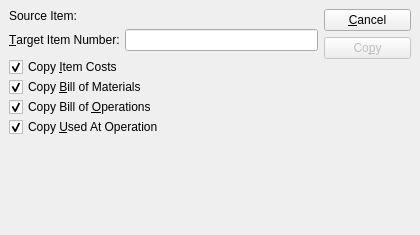
Before: the Qt Designer form xtuple/trunk/guiclient/copyItem.ui in WooodHead/xtuple, drawn with Qt 5.
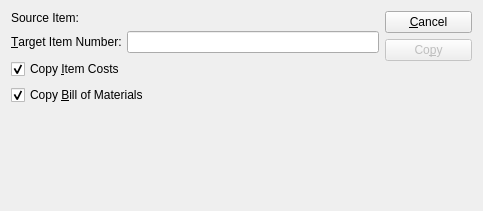
After: the same form once the commit is applied. Custom widgets are drawn as their Qt base class.

Commit message: issue #8333 - copyItem support for xtmfg-specific functionality

Patch:
```diff
--- a/xtuple/trunk/guiclient/copyItem.ui
+++ b/xtuple/trunk/guiclient/copyItem.ui
@@ -9,39 +9,24 @@
 to be bound by its terms.</comment>
  <exportmacro></exportmacro>
  <class>copyItem</class>
- <widget class="QDialog" name="copyItem" >
-  <property name="geometry" >
+ <widget class="QDialog" name="copyItem">
+  <property name="geometry">
    <rect>
     <x>0</x>
     <y>0</y>
-    <width>420</width>
-    <height>235</height>
+    <width>483</width>
+    <height>211</height>
    </rect>
   </property>
   <property name="windowTitle" >
    <string>Copy Item</string>
   </property>
-  <layout class="QHBoxLayout" >
-   <property name="margin" >
-    <number>9</number>
-   </property>
-   <property name="spacing" >
-    <number>6</number>
-   </property>
+  <layout class="QHBoxLayout">
    <item>
-    <layout class="QVBoxLayout" >
-     <property name="margin" >
-      <number>0</number>
-     </property>
-     <property name="spacing" >
-      <number>6</number>
-     </property>
+    <layout class="QVBoxLayout">
      <item>
-      <layout class="QVBoxLayout" >
-       <property name="margin" >
-        <number>0</number>
-       </property>
-       <property name="spacing" >
+      <layout class="QVBoxLayout">
+       <property name="spacing">
         <number>0</number>
        </property>
        <item>
@@ -61,13 +46,7 @@
       </layout>
      </item>
      <item>
-      <layout class="QHBoxLayout" >
-       <property name="margin" >
-        <number>0</number>
-       </property>
-       <property name="spacing" >
-        <number>6</number>
-       </property>
+      <layout class="QHBoxLayout">
        <item>
         <widget class="QLabel" name="_targetItemNumberLit" >
          <property name="text" >
@@ -84,13 +63,7 @@
       </layout>
      </item>
      <item>
-      <layout class="QVBoxLayout" >
-       <property name="margin" >
-        <number>0</number>
-       </property>
-       <property name="spacing" >
-        <number>0</number>
-       </property>
+      <layout class="QVBoxLayout">
        <item>
         <widget class="QCheckBox" name="_copyCosts" >
          <property name="text" >
@@ -106,27 +79,7 @@
          <property name="text" >
           <string>Copy &amp;Bill of Materials</string>
          </property>
-         <property name="checked" >
-          <bool>true</bool>
-         </property>
-        </widget>
-       </item>
-       <item>
-        <widget class="QCheckBox" name="_copyBOO" >
-         <property name="text" >
-          <string>Copy Bill of &amp;Operations</string>
-         </property>
-         <property name="checked" >
-          <bool>true</bool>
-         </property>
-        </widget>
-       </item>
-       <item>
-        <widget class="QCheckBox" name="_copyUsedAt" >
-         <property name="text" >
-          <string>Copy &amp;Used At Operation</string>
-         </property>
-         <property name="checked" >
+         <property name="checked">
           <bool>true</bool>
          </property>
         </widget>
@@ -152,13 +105,7 @@
     </layout>
    </item>
    <item>
-    <layout class="QVBoxLayout" >
-     <property name="margin" >
-      <number>0</number>
-     </property>
-     <property name="spacing" >
-      <number>6</number>
-     </property>
+    <layout class="QVBoxLayout">
      <item>
       <widget class="QPushButton" name="_close" >
        <property name="text" >
@@ -199,22 +146,18 @@
    </item>
   </layout>
  </widget>
- <layoutdefault spacing="6" margin="11" />
+ <layoutdefault spacing="6" margin="11"/>
  <pixmapfunction>qPixmapFromMimeSource</pixmapfunction>
  <customwidgets>
-  <customwidget>
-   <class>XLineEdit</class>
-   <extends>QLineEdit</extends>
-   <header>xlineedit.h</header>
-   <container>0</container>
-   <pixmap></pixmap>
-  </customwidget>
   <customwidget>
    <class>ItemCluster</class>
    <extends>QWidget</extends>
    <header>itemcluster.h</header>
-   <container>0</container>
-   <pixmap></pixmap>
+  </customwidget>
+  <customwidget>
+   <class>XLineEdit</class>
+   <extends>QLineEdit</extends>
+   <header>xlineedit.h</header>
   </customwidget>
  </customwidgets>
  <tabstops>
```
Left out of the diff: 68 changed lines with no effect on the pictures. The commit also changes 3 other files.
